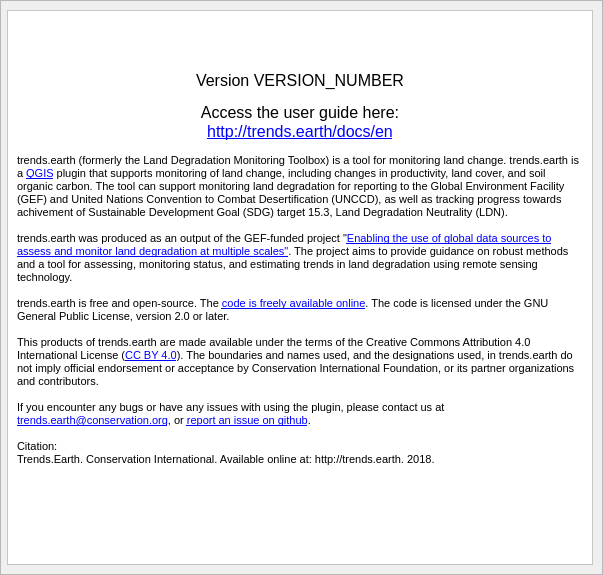
First picture: the form in LDMP/gui/DlgAbout.ui, repository ConservationInternational/trends.earth, before the edit.
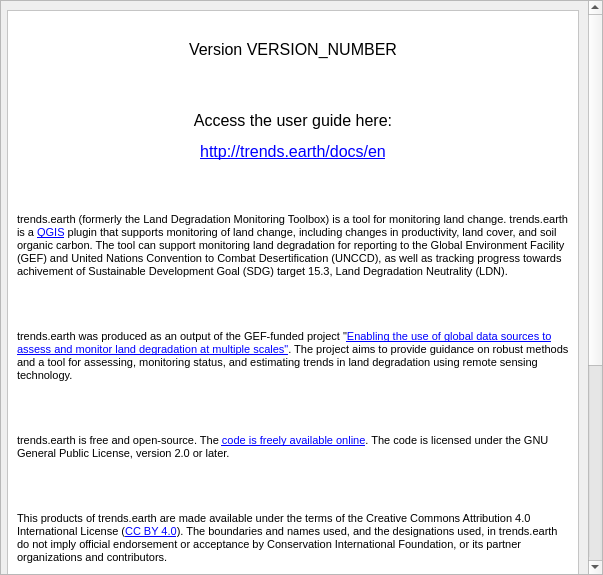
Second picture: the form after the edit. Icons and pictures are not drawn.

The edit to the form file:
```diff
--- a/LDMP/gui/DlgAbout.ui
+++ b/LDMP/gui/DlgAbout.ui
@@ -57,8 +57,8 @@
        <rect>
         <x>0</x>
         <y>0</y>
-        <width>599</width>
-        <height>571</height>
+        <width>588</width>
+        <height>914</height>
        </rect>
       </property>
       <layout class="QVBoxLayout" name="verticalLayout">
@@ -99,27 +99,7 @@
           <item>
            <widget class="QLabel" name="textBrowser">
             <property name="text">
-             <string>&lt;p align=&quot;center&quot; style=&quot; margin-top:0px; margin-bottom:0px; margin-left:0px; margin-right:0px; -qt-block-indent:0; text-indent:0px;&quot;&gt;&lt;span style=&quot; font-family:'MS Shell Dlg 2'; font-size:12pt;&quot;&gt;Version VERSION_NUMBER&lt;/span&gt;&lt;/p&gt;
-&lt;p align=&quot;center&quot; style=&quot;-qt-paragraph-type:empty; margin-top:0px; margin-bottom:0px; margin-left:0px; margin-right:0px; -qt-block-indent:0; text-indent:0px; font-family:'MS Shell Dlg 2'; font-size:8pt;&quot;&gt;&lt;br /&gt;&lt;/p&gt;
-&lt;p align=&quot;center&quot; style=&quot; margin-top:0px; margin-bottom:0px; margin-left:0px; margin-right:0px; -qt-block-indent:0; text-indent:0px;&quot;&gt;&lt;span style=&quot; font-family:'MS Shell Dlg 2'; font-size:12pt;&quot;&gt;Access the user guide here:&lt;/span&gt;&lt;/p&gt;
-&lt;p align=&quot;center&quot; style=&quot; margin-top:0px; margin-bottom:0px; margin-left:0px; margin-right:0px; -qt-block-indent:0; text-indent:0px;&quot;&gt;&lt;a href=&quot;http://trends.earth/docs/en&quot;&gt;&lt;span style=&quot; font-family:'MS Shell Dlg 2'; font-size:12pt; text-decoration: underline; color:#0000ff;&quot;&gt;http://trends.earth/docs/en&lt;/span&gt;&lt;/a&gt;&lt;/p&gt;
-&lt;p style=&quot;-qt-paragraph-type:empty; margin-top:0px; margin-bottom:0px; margin-left:0px; margin-right:0px; -qt-block-indent:0; text-indent:0px; font-family:'MS Shell Dlg 2'; font-size:8pt;&quot;&gt;&lt;br /&gt;&lt;/p&gt;
-&lt;p style=&quot; margin-top:0px; margin-bottom:0px; margin-left:0px; margin-right:0px; -qt-block-indent:0; text-indent:0px;&quot;&gt;&lt;span style=&quot; font-family:'MS Shell Dlg 2'; font-size:8pt;&quot;&gt;trends.earth (formerly the Land Degradation Monitoring Toolbox) is a tool for monitoring land change. trends.earth is a &lt;/span&gt;&lt;a href=&quot;http://www.qgis.org&quot;&gt;&lt;span style=&quot; font-family:'MS Shell Dlg 2'; font-size:8pt; text-decoration: underline; color:#0000ff;&quot;&gt;QGIS&lt;/span&gt;&lt;/a&gt;&lt;span style=&quot; font-family:'MS Shell Dlg 2'; font-size:8pt;&quot;&gt; plugin that supports monitoring of land change, including changes in productivity, land cover, and soil organic carbon. The tool can support monitoring land degradation for reporting to the Global Environment Facility (GEF) and United Nations Convention to Combat Desertification (UNCCD), as well as tracking progress towards achivement of Sustainable Development Goal (SDG) target 15.3, Land Degradation Neutrality (LDN).&lt;/span&gt;&lt;/p&gt;
-&lt;p style=&quot;-qt-paragraph-type:empty; margin-top:0px; margin-bottom:0px; margin-left:0px; margin-right:0px; -qt-block-indent:0; text-indent:0px; font-family:'MS Shell Dlg 2'; font-size:8pt;&quot;&gt;&lt;br /&gt;&lt;/p&gt;
-&lt;p style=&quot; margin-top:0px; margin-bottom:0px; margin-left:0px; margin-right:0px; -qt-block-indent:0; text-indent:0px;&quot;&gt;&lt;span style=&quot; font-family:'MS Shell Dlg 2'; font-size:8pt;&quot;&gt;trends.earth was produced as an output of the GEF-funded project &amp;quot;&lt;/span&gt;&lt;a href=&quot;http://vitalsigns.org/gef-ldmp&quot;&gt;&lt;span style=&quot; font-family:'MS Shell Dlg 2'; font-size:8pt; text-decoration: underline; color:#0000ff;&quot;&gt;Enabling the use of global data sources to assess and monitor land degradation at multiple scales&amp;quot;&lt;/span&gt;&lt;/a&gt;&lt;span style=&quot; font-family:'MS Shell Dlg 2'; font-size:8pt;&quot;&gt;. The project aims to provide guidance on robust methods and a tool for assessing, monitoring status, and estimating trends in land degradation using remote sensing technology.&lt;/span&gt;&lt;/p&gt;
-&lt;p style=&quot;-qt-paragraph-type:empty; margin-top:0px; margin-bottom:0px; margin-left:0px; margin-right:0px; -qt-block-indent:0; text-indent:0px; font-family:'MS Shell Dlg 2'; font-size:8pt;&quot;&gt;&lt;br /&gt;&lt;/p&gt;
-&lt;p style=&quot; margin-top:0px; margin-bottom:0px; margin-left:0px; margin-right:0px; -qt-block-indent:0; text-indent:0px;&quot;&gt;&lt;span style=&quot; font-family:'MS Shell Dlg 2'; font-size:8pt;&quot;&gt;trends.earth is free and open-source. The &lt;/span&gt;&lt;a href=&quot;https://github.com/ConservationInternational/trends.earth&quot;&gt;&lt;span style=&quot; font-family:'MS Shell Dlg 2'; font-size:8pt; text-decoration: underline; color:#0000ff;&quot;&gt;code is freely available online&lt;/span&gt;&lt;/a&gt;&lt;span style=&quot; font-family:'MS Shell Dlg 2'; font-size:8pt;&quot;&gt;. The code is licensed under the GNU General Public License, version 2.0 or later.&lt;/span&gt;&lt;/p&gt;
-&lt;p style=&quot;-qt-paragraph-type:empty; margin-top:0px; margin-bottom:0px; margin-left:0px; margin-right:0px; -qt-block-indent:0; text-indent:0px; font-family:'MS Shell Dlg 2'; font-size:8pt;&quot;&gt;&lt;br /&gt;&lt;/p&gt;
-&lt;p style=&quot; margin-top:0px; margin-bottom:0px; margin-left:0px; margin-right:0px; -qt-block-indent:0; text-indent:0px;&quot;&gt;&lt;span style=&quot; font-family:'MS Shell Dlg 2'; font-size:8pt;&quot;&gt;This products of trends.earth are made available under the terms of the Creative Commons Attribution 4.0 International License (&lt;/span&gt;&lt;a href=&quot;https://creativecommons.org/licenses/by/4.0/&quot;&gt;&lt;span style=&quot; font-family:'MS Shell Dlg 2'; font-size:8pt; text-decoration: underline; color:#0000ff;&quot;&gt;CC BY 4.0&lt;/span&gt;&lt;/a&gt;&lt;span style=&quot; font-family:'MS Shell Dlg 2'; font-size:8pt;&quot;&gt;). The boundaries and names used, and the designations used, in trends.earth do not imply official endorsement or acceptance by Conservation International Foundation, or its partner organizations and contributors.&lt;/span&gt;&lt;/p&gt;
-&lt;p style=&quot;-qt-paragraph-type:empty; margin-top:0px; margin-bottom:0px; margin-left:0px; margin-right:0px; -qt-block-indent:0; text-indent:0px; font-family:'MS Shell Dlg 2'; font-size:8pt;&quot;&gt;&lt;br /&gt;&lt;/p&gt;
-&lt;p style=&quot; margin-top:0px; margin-bottom:0px; margin-left:0px; margin-right:0px; -qt-block-indent:0; text-indent:0px;&quot;&gt;&lt;span style=&quot; font-family:'MS Shell Dlg 2'; font-size:8pt;&quot;&gt;If you encounter any bugs or have any issues with using the plugin, please contact us at &lt;/span&gt;&lt;a href=&quot;mailto:trends.earth@conservation.org&quot;&gt;&lt;span style=&quot; font-family:'MS Shell Dlg 2'; font-size:8pt; text-decoration: underline; color:#0000ff;&quot;&gt;trends.earth@conservation.org&lt;/span&gt;&lt;/a&gt;&lt;span style=&quot; font-family:'MS Shell Dlg 2'; font-size:8pt;&quot;&gt;, or &lt;/span&gt;&lt;a href=&quot;https://github.com/ConservationInternational/trends.earth/issues&quot;&gt;&lt;span style=&quot; font-family:'MS Shell Dlg 2'; font-size:8pt; text-decoration: underline; color:#0000ff;&quot;&gt;report an issue on github&lt;/span&gt;&lt;/a&gt;&lt;span style=&quot; font-family:'MS Shell Dlg 2'; font-size:8pt;&quot;&gt;.&lt;/span&gt;&lt;/p&gt;
-&lt;p style=&quot;-qt-paragraph-type:empty; margin-top:0px; margin-bottom:0px; margin-left:0px; margin-right:0px; -qt-block-indent:0; text-indent:0px; font-family:'MS Shell Dlg 2'; font-size:8pt;&quot;&gt;&lt;br /&gt;&lt;/p&gt;
-&lt;p style=&quot; margin-top:0px; margin-bottom:0px; margin-left:0px; margin-right:0px; -qt-block-indent:0; text-indent:0px;&quot;&gt;&lt;span style=&quot; font-family:'MS Shell Dlg 2'; font-size:8pt;&quot;&gt;Citation:&lt;/span&gt;&lt;/p&gt;
-&lt;p style=&quot; margin-top:0px; margin-bottom:0px; margin-left:0px; margin-right:0px; -qt-block-indent:0; text-indent:0px;&quot;&gt;&lt;span style=&quot; font-family:'MS Shell Dlg 2'; font-size:8pt;&quot;&gt;Trends.Earth. Conservation International. Available online at: http://trends.earth. 2018.&lt;/span&gt;&lt;/p&gt;
-&lt;p style=&quot;-qt-paragraph-type:empty; margin-top:0px; margin-bottom:0px; margin-left:0px; margin-right:0px; -qt-block-indent:0; text-indent:0px; font-family:'MS Shell Dlg 2'; font-size:8pt;&quot;&gt;&lt;br /&gt;&lt;/p&gt;
-&lt;p style=&quot;-qt-paragraph-type:empty; margin-top:0px; margin-bottom:0px; margin-left:0px; margin-right:0px; -qt-block-indent:0; text-indent:0px; font-family:'MS Shell Dlg 2'; font-size:8pt;&quot;&gt;&lt;br /&gt;&lt;/p&gt;
-&lt;p style=&quot;-qt-paragraph-type:empty; margin-top:0px; margin-bottom:0px; margin-left:0px; margin-right:0px; -qt-block-indent:0; text-indent:0px; font-family:'MS Shell Dlg 2'; font-size:8pt;&quot;&gt;&lt;br /&gt;&lt;/p&gt;
-                                    </string>
+             <string>&lt;html&gt;&lt;head/&gt;&lt;body&gt;&lt;p align=&quot;center&quot;&gt;&lt;span style=&quot; font-size:12pt;&quot;&gt;Version VERSION_NUMBER&lt;/span&gt;&lt;/p&gt;&lt;p align=&quot;center&quot;&gt;&lt;br/&gt;&lt;/p&gt;&lt;p align=&quot;center&quot;&gt;&lt;span style=&quot; font-size:12pt;&quot;&gt;Access the user guide here:&lt;/span&gt;&lt;/p&gt;&lt;p align=&quot;center&quot;&gt;&lt;a href=&quot;http://trends.earth/docs/en&quot;&gt;&lt;span style=&quot; font-size:12pt; text-decoration: underline; color:#0000ff;&quot;&gt;http://trends.earth/docs/en&lt;/span&gt;&lt;/a&gt;&lt;/p&gt;&lt;p&gt;&lt;br/&gt;&lt;/p&gt;&lt;p&gt;&lt;span style=&quot; font-size:8pt;&quot;&gt;trends.earth (formerly the Land Degradation Monitoring Toolbox) is a tool for monitoring land change. trends.earth is a &lt;/span&gt;&lt;a href=&quot;http://www.qgis.org&quot;&gt;&lt;span style=&quot; font-size:8pt; text-decoration: underline; color:#0000ff;&quot;&gt;QGIS&lt;/span&gt;&lt;/a&gt;&lt;span style=&quot; font-size:8pt;&quot;&gt; plugin that supports monitoring of land change, including changes in productivity, land cover, and soil organic carbon. The tool can support monitoring land degradation for reporting to the Global Environment Facility (GEF) and United Nations Convention to Combat Desertification (UNCCD), as well as tracking progress towards achivement of Sustainable Development Goal (SDG) target 15.3, Land Degradation Neutrality (LDN).&lt;/span&gt;&lt;/p&gt;&lt;p&gt;&lt;br/&gt;&lt;/p&gt;&lt;p&gt;&lt;span style=&quot; font-size:8pt;&quot;&gt;trends.earth was produced as an output of the GEF-funded project &amp;quot;&lt;/span&gt;&lt;a href=&quot;http://vitalsigns.org/gef-ldmp&quot;&gt;&lt;span style=&quot; font-size:8pt; text-decoration: underline; color:#0000ff;&quot;&gt;Enabling the use of global data sources to assess and monitor land degradation at multiple scales&amp;quot;&lt;/span&gt;&lt;/a&gt;&lt;span style=&quot; font-size:8pt;&quot;&gt;. The project aims to provide guidance on robust methods and a tool for assessing, monitoring status, and estimating trends in land degradation using remote sensing technology.&lt;/span&gt;&lt;/p&gt;&lt;p&gt;&lt;br/&gt;&lt;/p&gt;&lt;p&gt;&lt;span style=&quot; font-size:8pt;&quot;&gt;trends.earth is free and open-source. The &lt;/span&gt;&lt;a href=&quot;https://github.com/ConservationInternational/trends.earth&quot;&gt;&lt;span style=&quot; font-size:8pt; text-decoration: underline; color:#0000ff;&quot;&gt;code is freely available online&lt;/span&gt;&lt;/a&gt;&lt;span style=&quot; font-size:8pt;&quot;&gt;. The code is licensed under the GNU General Public License, version 2.0 or later.&lt;/span&gt;&lt;/p&gt;&lt;p&gt;&lt;br/&gt;&lt;/p&gt;&lt;p&gt;&lt;span style=&quot; font-size:8pt;&quot;&gt;This products of trends.earth are made available under the terms of the Creative Commons Attribution 4.0 International License (&lt;/span&gt;&lt;a href=&quot;https://creativecommons.org/licenses/by/4.0/&quot;&gt;&lt;span style=&quot; font-size:8pt; text-decoration: underline; color:#0000ff;&quot;&gt;CC BY 4.0&lt;/span&gt;&lt;/a&gt;&lt;span style=&quot; font-size:8pt;&quot;&gt;). The boundaries and names used, and the designations used, in trends.earth do not imply official endorsement or acceptance by Conservation International Foundation, or its partner organizations and contributors.&lt;/span&gt;&lt;/p&gt;&lt;p&gt;&lt;br/&gt;&lt;/p&gt;&lt;p&gt;&lt;span style=&quot; font-size:8pt;&quot;&gt;If you encounter any bugs or have any issues with using the plugin, please contact us at &lt;/span&gt;&lt;a href=&quot;mailto:trends.earth@conservation.org&quot;&gt;&lt;span style=&quot; font-size:8pt; text-decoration: underline; color:#0000ff;&quot;&gt;trends.earth@conservation.org&lt;/span&gt;&lt;/a&gt;&lt;span style=&quot; font-size:8pt;&quot;&gt;, or &lt;/span&gt;&lt;a href=&quot;https://github.com/ConservationInternational/trends.earth/issues&quot;&gt;&lt;span style=&quot; font-size:8pt; text-decoration: underline; color:#0000ff;&quot;&gt;report an issue on github&lt;/span&gt;&lt;/a&gt;&lt;span style=&quot; font-size:8pt;&quot;&gt;.&lt;/span&gt;&lt;/p&gt;&lt;p&gt;&lt;br/&gt;&lt;/p&gt;&lt;p&gt;&lt;span style=&quot; font-size:8pt;&quot;&gt;Citation:&lt;/span&gt;&lt;/p&gt;&lt;p&gt;&lt;span style=&quot; font-size:8pt;&quot;&gt;Trends.Earth. Conservation International. Available online at: http://trends.earth. 2022.&lt;/span&gt;&lt;/p&gt;&lt;p&gt;&lt;br/&gt;&lt;/p&gt;&lt;p&gt;&lt;br/&gt;&lt;/p&gt;&lt;p&gt;&lt;br/&gt;&lt;/p&gt;&lt;/body&gt;&lt;/html&gt;</string>
             </property>
             <property name="wordWrap">
              <bool>true</bool>
```
Left out of the diff: 1 changed line with no effect on the pictures.
